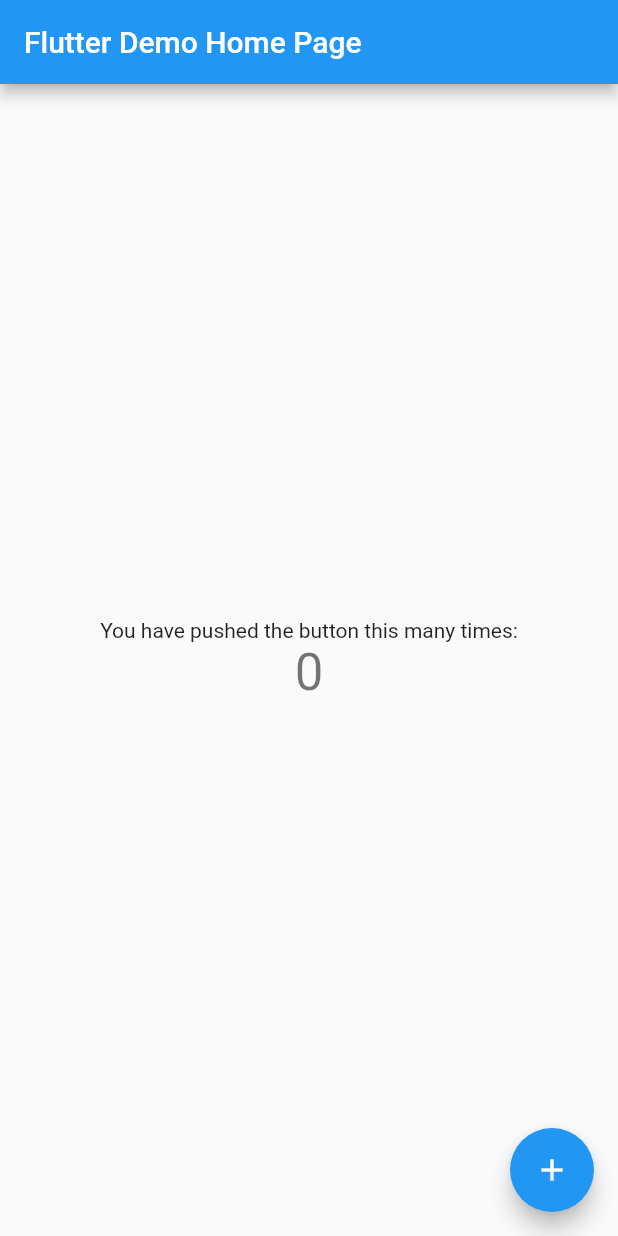
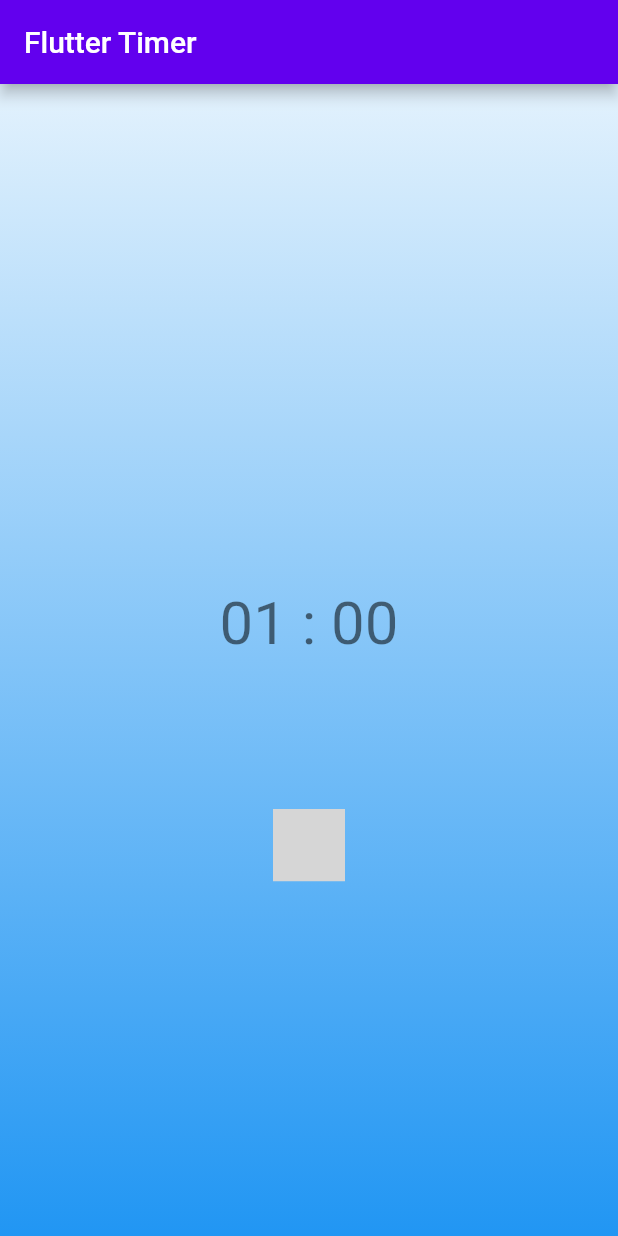
Before and after one commit to rafidmuhammad/learning-bloc-timer, a Flutter app: the screen it shows after launch, on a phone screen of 412 x 824 dp. Run offline on Flutter 3.47's test engine with Material 2 defaults, Android fonts, the phone set to English and light mode, and no system bars; our stand-ins replace bloc, equatable, flutter_bloc; statements that could not run were skipped; grey boxes are pictures that could not be loaded.

Commit message:
final commit

```diff
--- /dev/null
+++ b/lib/app.dart
@@ -0,0 +1,20 @@
+import 'package:flutter/material.dart';
+import 'package:timer_bloc/timer/view/timer_page.dart';
+
+class App extends StatelessWidget {
+  const App({super.key});
+
+  @override
+  Widget build(BuildContext context) {
+    return MaterialApp(
+      title: 'Flutter Timer',
+      theme: ThemeData(
+        primaryColor: const Color.fromRGBO(109, 234, 255, 1),
+        colorScheme: const ColorScheme.light(
+          secondary: Color.fromRGBO(72, 74, 126, 1),
+        ),
+      ),
+      home: const TimerPage(),
+    );
+  }
+}
--- a/lib/main.dart
+++ b/lib/main.dart
@@ -1,115 +1,4 @@
 import 'package:flutter/material.dart';
+import 'package:timer_bloc/app.dart';
 
-void main() {
-  runApp(const MyApp());
-}
-
-class MyApp extends StatelessWidget {
-  const MyApp({super.key});
-
-  // This widget is the root of your application.
-  @override
-  Widget build(BuildContext context) {
-    return MaterialApp(
-      title: 'Flutter Demo',
-      theme: ThemeData(
-        // This is the theme of your application.
-        //
-        // Try running your application with "flutter run". You'll see the
-        // application has a blue toolbar. Then, without quitting the app, try
-        // changing the primarySwatch below to Colors.green and then invoke
-        // "hot reload" (press "r" in the console where you ran "flutter run",
-        // or simply save your changes to "hot reload" in a Flutter IDE).
-        // Notice that the counter didn't reset back to zero; the application
-        // is not restarted.
-        primarySwatch: Colors.blue,
-      ),
-      home: const MyHomePage(title: 'Flutter Demo Home Page'),
-    );
-  }
-}
-
-class MyHomePage extends StatefulWidget {
-  const MyHomePage({super.key, required this.title});
-
-  // This widget is the home page of your application. It is stateful, meaning
-  // that it has a State object (defined below) that contains fields that affect
-  // how it looks.
-
-  // This class is the configuration for the state. It holds the values (in this
-  // case the title) provided by the parent (in this case the App widget) and
-  // used by the build method of the State. Fields in a Widget subclass are
-  // always marked "final".
-
-  final String title;
-
-  @override
-  State<MyHomePage> createState() => _MyHomePageState();
-}
-
-class _MyHomePageState extends State<MyHomePage> {
-  int _counter = 0;
-
-  void _incrementCounter() {
-    setState(() {
-      // This call to setState tells the Flutter framework that something has
-      // changed in this State, which causes it to rerun the build method below
-      // so that the display can reflect the updated values. If we changed
-      // _counter without calling setState(), then the build method would not be
-      // called again, and so nothing would appear to happen.
-      _counter++;
-    });
-  }
-
-  @override
-  Widget build(BuildContext context) {
-    // This method is rerun every time setState is called, for instance as done
-    // by the _incrementCounter method above.
-    //
-    // The Flutter framework has been optimized to make rerunning build methods
-    // fast, so that you can just rebuild anything that needs updating rather
-    // than having to individually change instances of widgets.
-    return Scaffold(
-      appBar: AppBar(
-        // Here we take the value from the MyHomePage object that was created by
-        // the App.build method, and use it to set our appbar title.
-        title: Text(widget.title),
-      ),
-      body: Center(
-        // Center is a layout widget. It takes a single child and positions it
-        // in the middle of the parent.
-        child: Column(
-          // Column is also a layout widget. It takes a list of children and
-          // arranges them vertically. By default, it sizes itself to fit its
-          // children horizontally, and tries to be as tall as its parent.
-          //
-          // Invoke "debug painting" (press "p" in the console, choose the
-          // "Toggle Debug Paint" action from the Flutter Inspector in Android
-          // Studio, or the "Toggle Debug Paint" command in Visual Studio Code)
-          // to see the wireframe for each widget.
-          //
-          // Column has various properties to control how it sizes itself and
-          // how it positions its children. Here we use mainAxisAlignment to
-          // center the children vertically; the main axis here is the vertical
-          // axis because Columns are vertical (the cross axis would be
-          // horizontal).
-          mainAxisAlignment: MainAxisAlignment.center,
-          children: <Widget>[
-            const Text(
-              'You have pushed the button this many times:',
-            ),
-            Text(
-              '$_counter',
-              style: Theme.of(context).textTheme.headlineMedium,
-            ),
-          ],
-        ),
-      ),
-      floatingActionButton: FloatingActionButton(
-        onPressed: _incrementCounter,
-        tooltip: 'Increment',
-        child: const Icon(Icons.add),
-      ), // This trailing comma makes auto-formatting nicer for build methods.
-    );
-  }
-}
+void main() => runApp(const App());
--- /dev/null
+++ b/lib/timer/view/background.dart
@@ -0,0 +1,18 @@
+part of 'timer_page.dart';
+
+class Background extends StatelessWidget {
+  const Background({super.key});
+
+  @override
+  Widget build(BuildContext context) {
+    return Container(
+      decoration: BoxDecoration(
+        gradient: LinearGradient(
+          begin: Alignment.topCenter,
+          end: Alignment.bottomCenter,
+          colors: [Colors.blue.shade50, Colors.blue.shade500],
+        ),
+      ),
+    );
+  }
+}
--- /dev/null
+++ b/lib/timer/view/timer_page.dart
@@ -0,0 +1,65 @@
+import 'package:flutter/material.dart';
+import 'package:flutter_bloc/flutter_bloc.dart';
+import 'package:timer_bloc/ticker.dart';
+import 'package:timer_bloc/timer/bloc/timer_bloc.dart';
+
+part 'actions.dart';
+part 'background.dart';
+
+class TimerPage extends StatelessWidget {
+  const TimerPage({super.key});
+
+  @override
+  Widget build(BuildContext context) {
+    return BlocProvider(
+      create: (_) => TimerBloc(ticker: const Ticker()),
+      child: const TimerView(),
+    );
+  }
+}
+
+class TimerView extends StatelessWidget {
+  const TimerView({super.key});
+
+  @override
+  Widget build(BuildContext context) {
+    return Scaffold(
+        appBar: AppBar(
+          title: const Text("Flutter Timer"),
+        ),
+        body: const Stack(
+          children: [
+            Background(),
+            Column(
+              mainAxisAlignment: MainAxisAlignment.center,
+              crossAxisAlignment: CrossAxisAlignment.center,
+              children: [
+                Padding(
+                  padding: EdgeInsets.symmetric(vertical: 100.0),
+                  child: Center(
+                    child: TimerText(),
+                  ),
+                ),
+                TimerActions(),
+              ],
+            ),
+          ],
+        ));
+  }
+}
+
+class TimerText extends StatelessWidget {
+  const TimerText({super.key});
+
+  @override
+  Widget build(BuildContext context) {
+    final duration = context.select((TimerBloc bloc) => bloc.state.duration);
+    final minutesStr =
+        ((duration / 60) % 60).floor().toString().padLeft(2, '0');
+    final secondStr = (duration % 60).floor().toString().padLeft(2, '0');
+    return Text(
+      '$minutesStr : $secondStr',
+      style: Theme.of(context).textTheme.headlineLarge,
+    );
+  }
+}
```
Also changed, not shown: lib/timer/view/actions.dart (added, +57 -0 lines), 1 other file.
